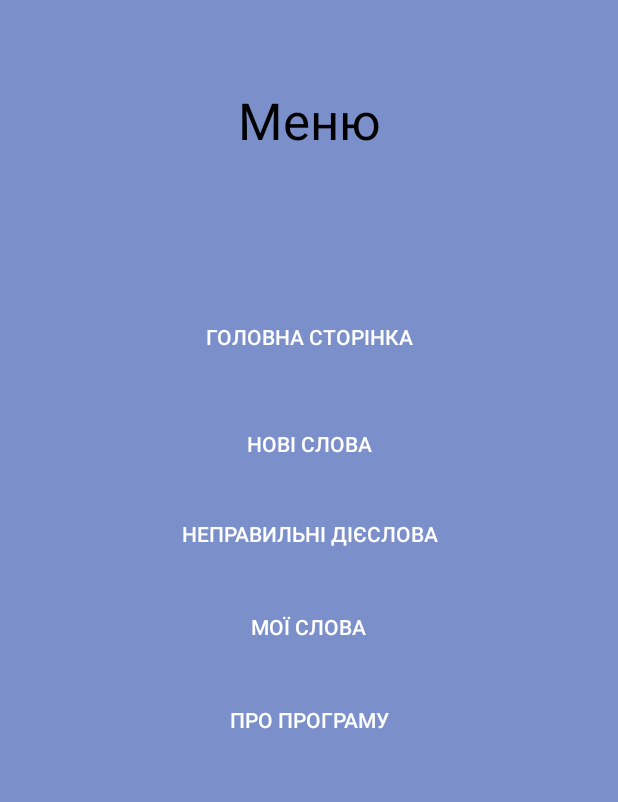
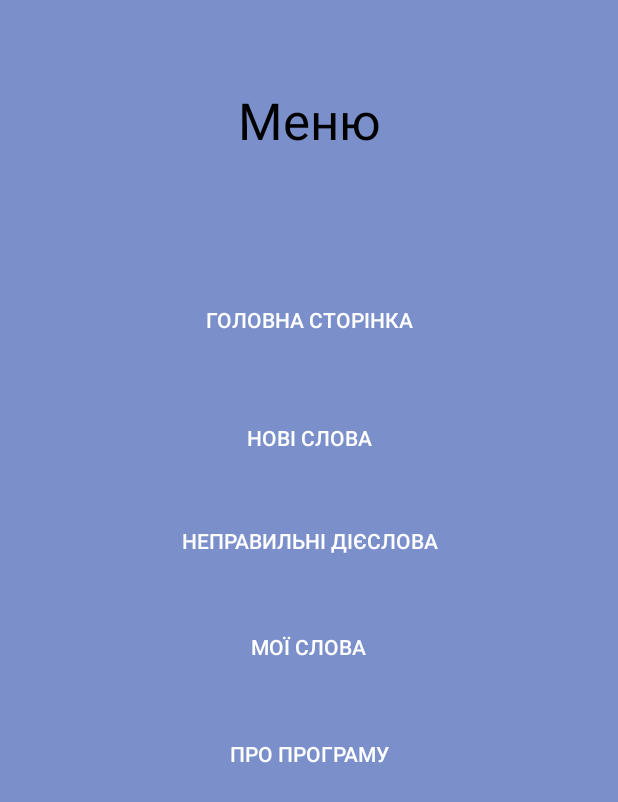
Before and after one commit to DmytroTurchyn1/Flash_Cards_Mobile, an Android app: the MenuActivity screen opened directly, with no data from a screen before it, on a phone screen of 412 x 824 dp. Shown: the top 802 px of the screen. Run offline under Robolectric (Android 15) with nearby library versions, the phone set to English and light mode, and no system bars.

Commit message:
some changes

```diff
--- a/app/src/main/res/layout/activity_irregular_words.xml
+++ b/app/src/main/res/layout/activity_irregular_words.xml
@@ -82,8 +82,8 @@
 
     <ImageButton
         android:id="@+id/btnMenu"
-        android:layout_width="95dp"
-        android:layout_height="95dp"
+        android:layout_width="78dp"
+        android:layout_height="77dp"
         android:background="#00FFFFFF"
         app:layout_constraintBottom_toBottomOf="parent"
         app:layout_constraintEnd_toEndOf="parent"
--- a/app/src/main/res/layout/activity_main.xml
+++ b/app/src/main/res/layout/activity_main.xml
@@ -12,8 +12,8 @@
 
     <ImageButton
         android:id="@+id/btnMenu"
-        android:layout_width="0dp"
-        android:layout_height="wrap_content"
+        android:layout_width="78dp"
+        android:layout_height="77dp"
         android:background="#00FFFFFF"
         app:layout_constraintStart_toStartOf="parent"
         app:layout_constraintTop_toTopOf="parent"
@@ -25,6 +25,7 @@
     <ImageView
         android:id="@+id/imageView"
         android:layout_width="0dp"
+        android:elevation="8dp"
         android:layout_height="300dp"
         android:layout_marginTop="50dp"
         android:background="#02CDC9C9"
--- a/app/src/main/res/layout/activity_menu.xml
+++ b/app/src/main/res/layout/activity_menu.xml
@@ -25,9 +25,9 @@
     <Button
         android:id="@+id/btnIrregularWords"
         style="@style/Widget.AppCompat.Button.Borderless"
-        android:layout_width="245dp"
-        android:layout_height="51dp"
-        android:layout_marginStart="128dp"
+        android:layout_width="wrap_content"
+        android:layout_height="wrap_content"
+        android:layout_marginStart="130dp"
         android:layout_marginTop="20dp"
         android:layout_marginEnd="130dp"
         android:text="@string/irregular_words_text"
@@ -36,14 +36,14 @@
         app:layout_constraintHorizontal_bias="0.489"
         app:layout_constraintStart_toStartOf="parent"
         app:layout_constraintTop_toTopOf="parent"
-        app:layout_constraintVertical_bias="0.412"
+        app:layout_constraintVertical_bias="0.419"
         tools:ignore="TextContrastCheck,TextContrastCheck" />
 
     <Button
         android:id="@+id/btnNewWords"
         style="@style/Widget.AppCompat.Button.Borderless"
-        android:layout_width="193dp"
-        android:layout_height="55dp"
+        android:layout_width="wrap_content"
+        android:layout_height="wrap_content"
         android:layout_marginStart="148dp"
         android:layout_marginTop="12dp"
         android:layout_marginEnd="148dp"
@@ -52,50 +52,50 @@
         app:layout_constraintEnd_toEndOf="parent"
         app:layout_constraintStart_toStartOf="parent"
         app:layout_constraintTop_toTopOf="parent"
-        app:layout_constraintVertical_bias="0.338"
+        app:layout_constraintVertical_bias="0.335"
         tools:ignore="TextContrastCheck,TextContrastCheck" />
 
     <Button
         android:id="@+id/btnMyWords"
         style="@style/Widget.AppCompat.Button.Borderless"
-        android:layout_width="193dp"
-        android:layout_height="55dp"
-        android:layout_marginStart="148dp"
-        android:layout_marginEnd="154dp"
+        android:layout_width="wrap_content"
+        android:layout_height="wrap_content"
+        android:layout_marginStart="22dp"
+        android:layout_marginEnd="22dp"
         android:text="@string/my_words_text"
         app:layout_constraintBottom_toBottomOf="parent"
         app:layout_constraintEnd_toEndOf="parent"
-        app:layout_constraintHorizontal_bias="0.476"
+        app:layout_constraintHorizontal_bias="0.498"
         app:layout_constraintStart_toStartOf="parent"
         app:layout_constraintTop_toTopOf="parent"
-        app:layout_constraintVertical_bias="0.507"
+        app:layout_constraintVertical_bias="0.525"
         tools:ignore="TextContrastCheck,TextContrastCheck" />
 
     <Button
         android:id="@+id/btnAboutProgram"
         style="@style/Widget.AppCompat.Button.Borderless"
-        android:layout_width="193dp"
-        android:layout_height="55dp"
+        android:layout_width="wrap_content"
+        android:layout_height="wrap_content"
         android:text="@string/about_program_text"
         app:layout_constraintBottom_toBottomOf="parent"
         app:layout_constraintEnd_toEndOf="parent"
         app:layout_constraintStart_toStartOf="parent"
         app:layout_constraintTop_toTopOf="parent"
-        app:layout_constraintVertical_bias="0.588"
+        app:layout_constraintVertical_bias="0.617"
         tools:ignore="TouchTargetSizeCheck,TouchTargetSizeCheck,TextContrastCheck,TextContrastCheck" />
 
     <Button
         android:id="@+id/btnMainPage"
         style="@style/Widget.AppCompat.Button.Borderless"
-        android:layout_width="193dp"
-        android:layout_height="55dp"
+        android:layout_width="wrap_content"
+        android:layout_height="wrap_content"
         android:layout_marginTop="88dp"
         android:text="@string/main_page"
         app:layout_constraintBottom_toBottomOf="parent"
         app:layout_constraintEnd_toEndOf="parent"
         app:layout_constraintStart_toStartOf="parent"
         app:layout_constraintTop_toTopOf="parent"
-        app:layout_constraintVertical_bias="0.16"
+        app:layout_constraintVertical_bias="0.147"
         tools:ignore="TextContrastCheck,TextContrastCheck" />
 
 </androidx.constraintlayout.widget.ConstraintLayout>
```
Also changed, not shown: app/src/main/res/layout/activity_about_me_ukr.xml (+16 -14 lines), app/src/main/res/layout/activity_add_word.xml (+4 -4 lines), app/src/main/res/layout/activity_learn_words.xml (+17 -19 lines), app/src/main/res/layout/activity_my_words_en.xml (+7 -6 lines), app/src/main/res/layout/activity_new_words.xml (+18 -20 lines).
